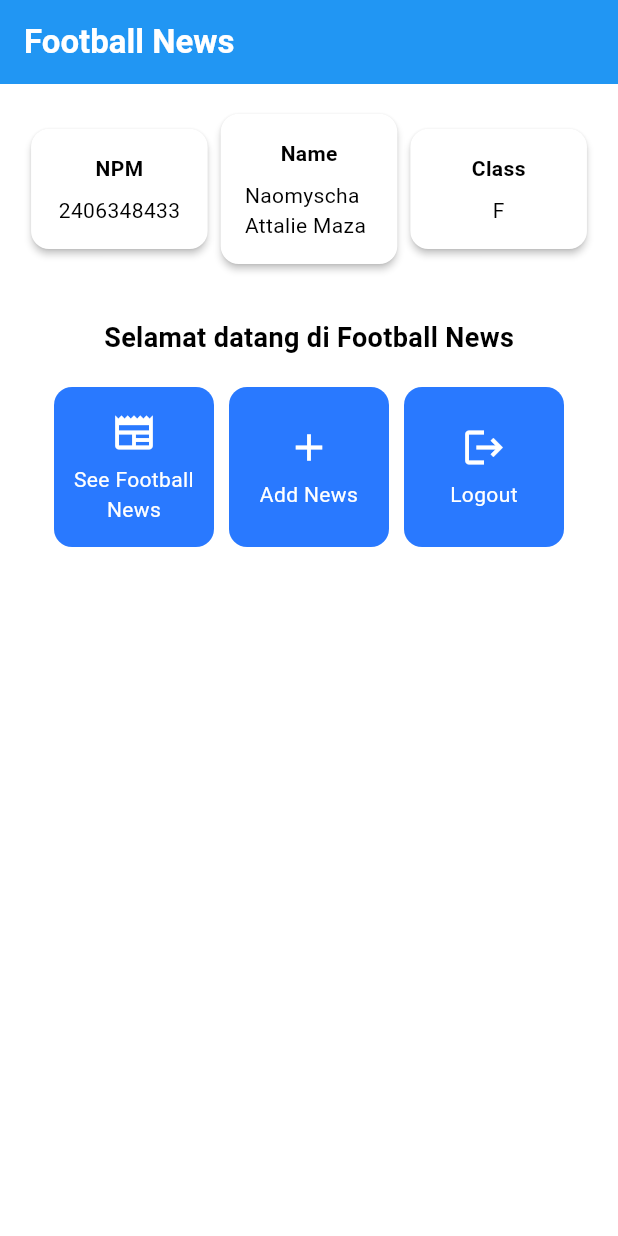
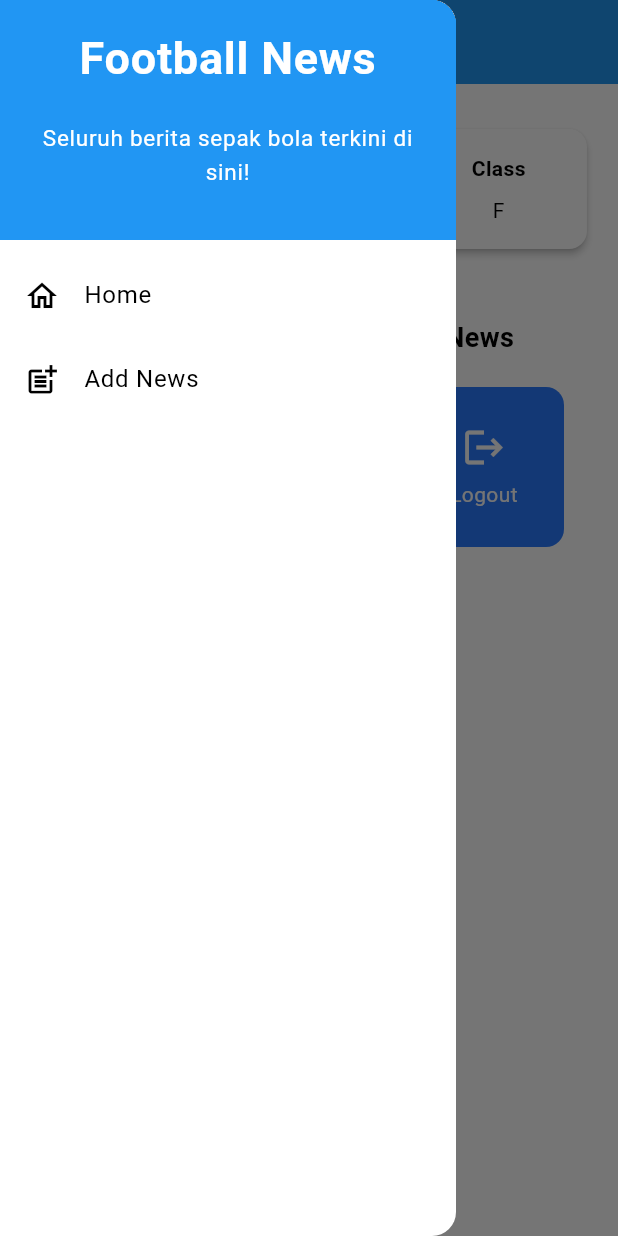
Before and after one commit to naomyscha/football-news-mobile, a Flutter app: the screen it shows after launch, with the side drawer open (before the commit the screen has no drawer), on a phone screen of 412 x 824 dp. Run offline on Flutter 3.47's test engine with Material 3 defaults, Android fonts, the phone set to English and light mode, and no system bars.

Commit message:
Tutorial 7

```diff
--- a/lib/main.dart
+++ b/lib/main.dart
@@ -1,5 +1,5 @@
 import 'package:flutter/material.dart';
-import 'package:football_news/menu.dart';
+import 'package:football_news/screens/menu.dart';
 
 void main() {
   runApp(const MyApp());
--- a/lib/menu.dart
+++ b/lib/screens/menu.dart
@@ -1,4 +1,7 @@
 import 'package:flutter/material.dart';
+import 'package:football_news/widgets/left_drawer.dart';
+import 'package:football_news/widgets/news_card.dart';
+
 
 class MyHomePage extends StatelessWidget {
     MyHomePage({super.key}); //sudah ada pada code sebelumnya
@@ -6,7 +9,7 @@ class MyHomePage extends StatelessWidget {
     final String nama = "Naomyscha Attalie Maza"; //nama
     final String npm = "2406348433"; //npm
     final String kelas = "F"; //kelas
-
+//
     final List<ItemHomepage> items = [
     ItemHomepage("See Football News", Icons.newspaper),
     ItemHomepage("Add News", Icons.add),
@@ -30,6 +33,7 @@ class MyHomePage extends StatelessWidget {
         // Warna latar belakang AppBar diambil dari skema warna tema aplikasi.
         backgroundColor: Theme.of(context).colorScheme.primary,
       ),
+      drawer: LeftDrawer(),
       // Body halaman dengan padding di sekelilingnya.
       body: Padding(
         padding: const EdgeInsets.all(16.0),
@@ -125,64 +129,3 @@ class InfoCard extends StatelessWidget {
     );
   }
 }
-
-class ItemHomepage {
- final String name;
- final IconData icon;
-
- ItemHomepage(this.name, this.icon);
-}
-
-class ItemCard extends StatelessWidget {
-  // Menampilkan kartu dengan ikon dan nama.
-
-  final ItemHomepage item;
-
-  const ItemCard(this.item, {super.key});
-
-  @override
-  Widget build(BuildContext context) {
-    return Material(
-      // Menentukan warna latar belakang dari tema aplikasi.
-      color: Theme.of(context).colorScheme.secondary,
-      // Membuat sudut kartu melengkung.
-      borderRadius: BorderRadius.circular(12),
-
-      child: InkWell(
-        // Aksi ketika kartu ditekan.
-        onTap: () {
-          // Menampilkan pesan SnackBar saat kartu ditekan.
-          ScaffoldMessenger.of(context)
-            ..hideCurrentSnackBar()
-            ..showSnackBar(
-              SnackBar(content: Text("Kamu telah menekan tombol ${item.name}!"))
-            );
-        },
-        // Container untuk menyimpan Icon dan Text
-        child: Container(
-          padding: const EdgeInsets.all(8),
-          child: Center(
-            child: Column(
-              // Menyusun ikon dan teks di tengah kartu.
-              mainAxisAlignment: MainAxisAlignment.center,
-              children: [
-                Icon(
-                  item.icon,
-                  color: Colors.white,
-                  size: 30.0,
-                ),
-                const Padding(padding: EdgeInsets.all(3)),
-                Text(
-                  item.name,
-                  textAlign: TextAlign.center,
-                  style: const TextStyle(color: Colors.white),
-                ),
-              ],
-            ),
-          ),
-        ),
-      ),
-    );
-  }
-
-}
--- /dev/null
+++ b/lib/widgets/left_drawer.dart
@@ -0,0 +1,68 @@
+import 'package:flutter/material.dart';
+import 'package:football_news/screens/menu.dart';
+import 'package:football_news/screens/newslist_form.dart';
+
+class LeftDrawer extends StatelessWidget {
+  const LeftDrawer({super.key});
+
+  @override
+  Widget build(BuildContext context) {
+    return Drawer(
+      child: ListView(
+        children: [
+          const DrawerHeader(
+            decoration: BoxDecoration(
+              color: Colors.blue,
+            ),
+            child: Column(
+              children: [
+                Text(
+                  'Football News',
+                  textAlign: TextAlign.center,
+                  style: TextStyle(
+                    fontSize: 30,
+                    fontWeight: FontWeight.bold,
+                    color: Colors.white,
+                  ),
+                ),
+                Padding(padding: EdgeInsets.all(10)),
+                Text("Seluruh berita sepak bola terkini di sini!",
+                  textAlign: TextAlign.center,
+                  style: TextStyle(
+                    fontSize: 15,
+                    color: Colors.white,
+                    fontWeight: FontWeight.normal,
+                  ),
+                    ),
+              ],
+            ),
+          ),
+          // TODO: Bagian routing
+          ListTile(
+            leading: const Icon(Icons.home_outlined),
+            title: const Text('Home'),
+            // Bagian redirection ke MyHomePage
+            onTap: () {
+              Navigator.pushReplacement(
+                  context,
+                  MaterialPageRoute(
+                    builder: (context) => MyHomePage(),
+                  ));
+            },
+          ),
+          ListTile(
+            leading: const Icon(Icons.post_add),
+            title: const Text('Add News'),
+            // Bagian redirection ke NewsFormPage
+            onTap: () {
+              Navigator.pushReplacement(
+                context,
+                MaterialPageRoute(builder: (context) => const NewsFormPage()),
+              );
+            },
+          ),
+        ],
+      ),
+    );
+  }
+}
--- /dev/null
+++ b/lib/widgets/news_card.dart
@@ -0,0 +1,68 @@
+import 'package:flutter/material.dart';
+import 'package:football_news/screens/newslist_form.dart';
+
+class ItemHomepage {
+ final String name;
+ final IconData icon;
+
+ ItemHomepage(this.name, this.icon);
+}
+
+class ItemCard extends StatelessWidget {
+  // Menampilkan kartu dengan ikon dan nama.
+
+  final ItemHomepage item;
+
+  const ItemCard(this.item, {super.key});
+
+  @override
+  Widget build(BuildContext context) {
+    return Material(
+      // Menentukan warna latar belakang dari tema aplikasi.
+      color: Theme.of(context).colorScheme.secondary,
+      // Membuat sudut kartu melengkung.
+      borderRadius: BorderRadius.circular(12),
+
+      child: InkWell(
+        // Aksi ketika kartu ditekan.
+        onTap: () {
+          // Menampilkan pesan SnackBar saat kartu ditekan.
+          ScaffoldMessenger.of(context)
+            ..hideCurrentSnackBar()
+            ..showSnackBar(
+              SnackBar(content: Text("Kamu telah menekan tombol ${item.name}!"))
+            );
+
+          // Navigate ke route yang sesuai (tergantung jenis tombol)
+          if (item.name == "Add News") {
+            // TODO: Gunakan Navigator.push untuk melakukan navigasi ke MaterialPageRoute yang mencakup NewsFormPage.
+          }
+        },
+        // Container untuk menyimpan Icon dan Text
+        child: Container(
+          padding: const EdgeInsets.all(8),
+          child: Center(
+            child: Column(
+              // Menyusun ikon dan teks di tengah kartu.
+              mainAxisAlignment: MainAxisAlignment.center,
+              children: [
+                Icon(
+                  item.icon,
+                  color: Colors.white,
+                  size: 30.0,
+                ),
+                const Padding(padding: EdgeInsets.all(3)),
+                Text(
+                  item.name,
+                  textAlign: TextAlign.center,
+                  style: const TextStyle(color: Colors.white),
+                ),
+              ],
+            ),
+          ),
+        ),
+      ),
+    );
+  }
+
+}
```
Also changed, not shown: form_sample/analysis_options.yaml (added, +28 -0 lines), form_sample/lib/main.dart (added, +64 -0 lines), form_sample/pubspec.yaml (added, +89 -0 lines), lib/screens/newslist_form.dart (added, +216 -0 lines), form_sample/pubspec.lock (added), 124 other files.
